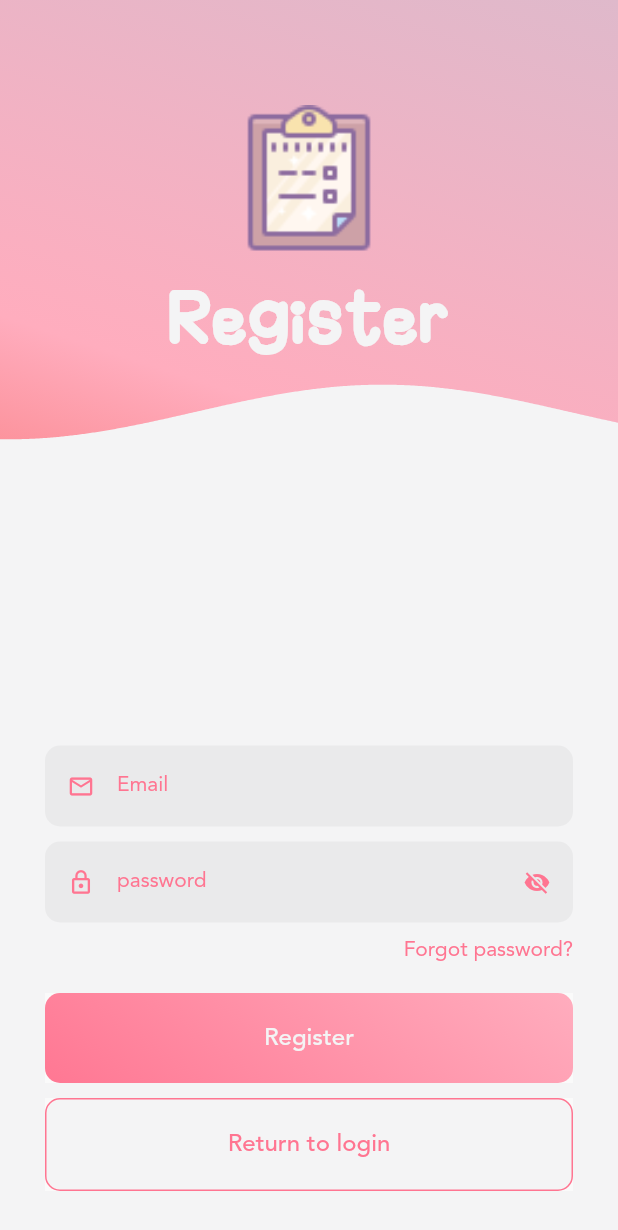
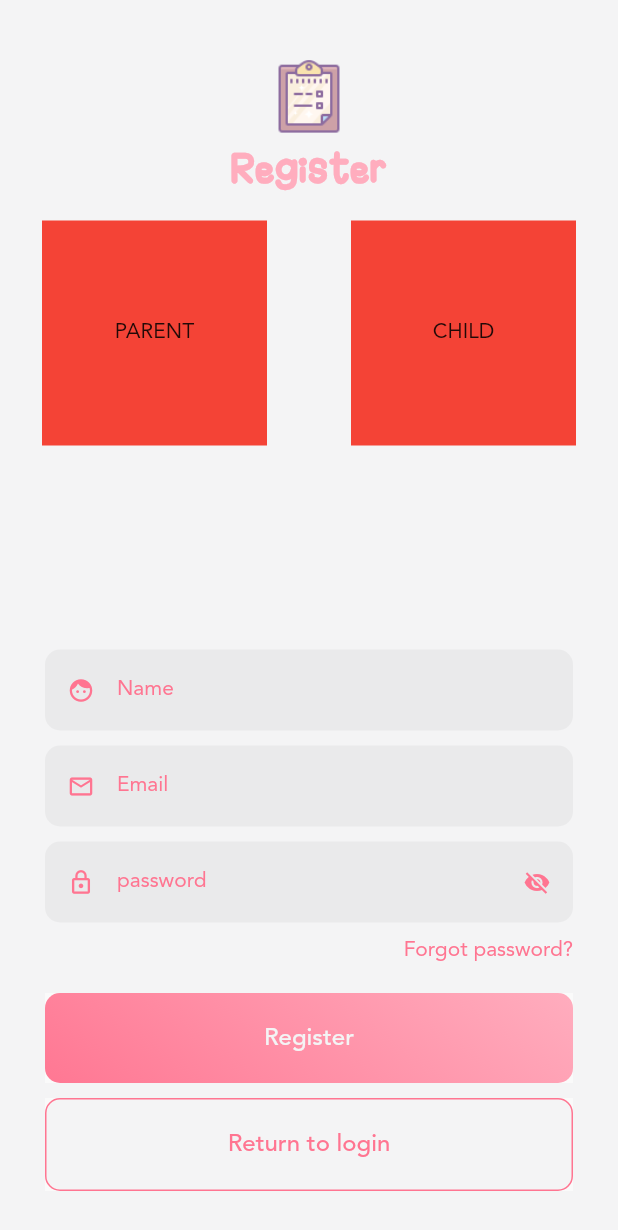
Before and after one commit to lioneltjr/task_mi, a Flutter app: the RegisterScreen screen opened by its route, on a phone screen of 412 x 824 dp. Shown: the top 1230 px of the screen. Run offline on Flutter 3.47's test engine with Material 2 defaults, Android fonts, the phone set to English and light mode, and no system bars; our stand-ins replace cloud_firestore, firebase_auth, font_awesome_flutter, simple_animations; accounts and stored records are empty; key blocks and very long unbroken strings in the code were emptied for the run.

```diff
--- a/lib/screens/register_screen.dart
+++ b/lib/screens/register_screen.dart
@@ -1,15 +1,23 @@
 import 'package:flutter/cupertino.dart';
 import 'package:flutter/material.dart';
 import 'package:provider/provider.dart';
-import 'package:taskme/screens/login_screen.dart';
 import 'package:taskme/components/TextFieldWidget.dart';
-import 'package:taskme/components/ButtonWidget.dart';
 import 'package:taskme/components/WaveWidget.dart';
 import 'package:taskme/viewmodels/home_model.dart';
 import 'package:taskme/components/constants.dart';
-import 'package:taskme/screens/home_screen.dart';
+import 'package:firebase_auth/firebase_auth.dart';
+import 'package:cloud_firestore/cloud_firestore.dart';
+
+
 
 class RegisterScreen extends StatelessWidget {
+  final _auth = FirebaseAuth.instance;
+  final db = Firestore.instance;
+  String email;
+  String password;
+  String name;
+  String userType;
+
   @override
   Widget build(BuildContext context) {
     final model = Provider.of<HomeModel>(context);
@@ -17,38 +25,19 @@ class RegisterScreen extends StatelessWidget {
     bool keyboardOpen = MediaQuery.of(context).viewInsets.bottom > 0;
 
     return Scaffold(
-      backgroundColor: Colors.transparent,
+      backgroundColor: Global.white,
       body: Stack(
         children: <Widget>[
-          Container(
-              height: size.height - 200,
-              decoration: BoxDecoration(
-                gradient: LinearGradient(
-                  begin: Alignment.topRight,
-                  end: Alignment.bottomCenter,
-                  colors: [Global.pink, Global.lesshotpink, Colors.red],
-                ),
-              )),
-          AnimatedPositioned(
-            duration: Duration(milliseconds: 500),
-            curve: Curves.easeOutQuad,
-            top: keyboardOpen ? -size.height / 3.7 : 0.0,
-            child: WaveWidget(
-              size: size,
-              yOffset: size.height / 3.0,
-              color: Global.white,
-            ),
-          ),
           Padding(
             padding: const EdgeInsets.only(top: 0),
             child: Column(
               mainAxisAlignment: MainAxisAlignment.start,
               children: <Widget>[
-                SizedBox(height: 70),
+                SizedBox(height: 40),
                 Opacity(
                   opacity: keyboardOpen ? 0.0 : 1.0,
                   child: Image(
-                    height: 100,
+                    height: 50,
                     image: AssetImage(
                       'assets/images/task_mi_logo.png',
                     ),
@@ -56,21 +45,67 @@ class RegisterScreen extends StatelessWidget {
                   ),
                 ),
                 SizedBox(
-                  height: 20,
+                  height: 10,
                 ),
                 Row(
                   mainAxisAlignment: MainAxisAlignment.center,
                   children: <Widget>[
-                    Text(
-                      'Register',
-                      style: TextStyle(
-                          color: Global.white,
-                          fontSize: 45.0,
-                          fontWeight: FontWeight.w900,
-                          fontFamily: 'HappyMarker'),
+                    Opacity(
+                      opacity: keyboardOpen ? 0.0 : 1.0,
+                      child: Text(
+                        'Register',
+                        style: TextStyle(
+                            color: Global.lesshotpink,
+                            fontSize: 25.0,
+                            fontWeight: FontWeight.w900,
+                            fontFamily: 'HappyMarker'),
+                      ),
                     ),
                   ],
                 ),
+                SizedBox(
+                  height: 20,
+                ),
+                Opacity(
+                  opacity: keyboardOpen ? 0.0 : 1.0,
+                  child: Row(
+                    mainAxisAlignment: MainAxisAlignment.spaceAround,
+                    children: <Widget>[
+                      GestureDetector(
+                        onTap: (){
+                          userType = 'parent';
+                          print(userType);
+                      },
+                        child: Container(
+                          height: 150,
+                          width: 150,
+                          color: Colors.red,
+                          child: Center(
+                            child: Text(
+                              'PARENT'
+                            ),
+                          ),
+                        ),
+                      ),
+                      GestureDetector(
+                        onTap:(){
+                          userType = 'child';
+                          print(userType);
+                        },
+                        child: Container(
+                          height: 150,
+                          width: 150,
+                          color: Colors.red,
+                          child: Center(
+                            child: Text(
+                              'CHILD'
+                            ),
+                          ),
+                        ),
+                      )
+                    ],
+                  ),
+                )
               ],
             ),
           ),
@@ -80,12 +115,24 @@ class RegisterScreen extends StatelessWidget {
               mainAxisAlignment: MainAxisAlignment.end,
               children: <Widget>[
                 TextFieldWidget(
+                  hintText: 'Name',
+                  obscureText: false,
+                  prefixIconData: Icons.face,
+                  suffixIconData: model.isValid ? Icons.check : null,
+                  onChanged: (value) {
+                    model.isValidEmail(value);
+                    name = value;
+                  },
+                ),
+                SizedBox(height: 10),
+                TextFieldWidget(
                   hintText: 'Email',
                   obscureText: false,
                   prefixIconData: Icons.mail_outline,
                   suffixIconData: model.isValid ? Icons.check : null,
                   onChanged: (value) {
                     model.isValidEmail(value);
+                    email = value;
                   },
                 ),
                 SizedBox(height: 10),
@@ -99,6 +146,9 @@ class RegisterScreen extends StatelessWidget {
                       suffixIconData: model.isVisible
                           ? Icons.visibility
                           : Icons.visibility_off,
+                      onChanged: (value){
+                        password = value;
+                      },
                     ),
                     SizedBox(height: 10),
                     Text('Forgot password?',
@@ -108,10 +158,55 @@ class RegisterScreen extends StatelessWidget {
                   ],
                 ),
                 SizedBox(height: 20),
-                ButtonWidget(
-                  title: 'Register',
-                  hasBorder: false,
-                  pageRoute: '/home',
+                Material(
+                  child: Ink(
+                    decoration: BoxDecoration(
+                      gradient: LinearGradient(
+                          begin: Alignment.topRight,
+                          end: Alignment(0.1,6.2) ,
+                          colors: [ Global.lesshotpink, Global.hotpink]
+                      ),
+                      color:  Global.lesshotpink,
+                      borderRadius: BorderRadius.circular(10),
+                    ),
+                    child: InkWell(
+                      onTap: () async{
+                        try {
+                          final newUser = await _auth
+                              .createUserWithEmailAndPassword(
+                              email: email, password: password);
+                          if(newUser != null){
+                            db.collection("users").add(
+                                {
+                                  "name" : name,
+                                  "email" : email,
+                                  "userType" : userType,
+                                }).then((value){
+                              print(value.documentID);
+                            });
+                            //Navigator.pushNamed(context,'/home');
+                          }
+                        }
+                        catch(e){
+                          print(e);
+                        }
+                      },
+                      borderRadius: BorderRadius.circular(10.0),
+                      child: Container(
+                        height: 60.0,
+                        child: Center(
+                          child: Text(
+                            'Register',
+                            style: TextStyle(
+                              color: Global.white,
+                              fontWeight: FontWeight.w600,
+                              fontSize: 16.0,
+                            ),
+                          ),
+                        ),
+                      ),
+                    ),
+                  ),
                 ),
                 SizedBox(height: 10),
                 Material(
```
